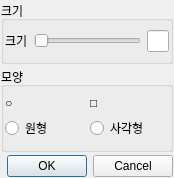
Qt form ToolBtn/seterasewidget.ui (smoothie316/Qt) before a commit.
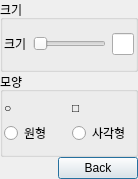
The same form after that commit.

What changed in the file:
```diff
--- a/ToolBtn/seterasewidget.ui
+++ b/ToolBtn/seterasewidget.ui
@@ -6,8 +6,8 @@
    <rect>
     <x>0</x>
     <y>0</y>
-    <width>174</width>
-    <height>177</height>
+    <width>138</width>
+    <height>179</height>
    </rect>
   </property>
   <property name="sizePolicy">
@@ -19,23 +19,23 @@
   <property name="windowTitle">
    <string>Dialog</string>
   </property>
-  <layout class="QVBoxLayout" name="verticalLayout">
-   <property name="spacing">
-    <number>3</number>
-   </property>
+  <layout class="QGridLayout" name="gridLayout">
    <property name="leftMargin">
-    <number>1</number>
+    <number>0</number>
    </property>
    <property name="topMargin">
-    <number>1</number>
+    <number>0</number>
    </property>
    <property name="rightMargin">
-    <number>1</number>
+    <number>0</number>
    </property>
    <property name="bottomMargin">
-    <number>1</number>
+    <number>0</number>
    </property>
-   <item>
+   <property name="spacing">
+    <number>0</number>
+   </property>
+   <item row="0" column="0">
     <widget class="QGroupBox" name="SizeBox">
      <property name="title">
       <string>크기</string>
@@ -84,7 +84,7 @@
      </layout>
     </widget>
    </item>
-   <item>
+   <item row="1" column="0">
     <widget class="QGroupBox" name="ShapeBox">
      <property name="title">
       <string>모양</string>
@@ -135,15 +135,29 @@
      </layout>
     </widget>
    </item>
-   <item>
-    <widget class="QDialogButtonBox" name="buttonBox">
-     <property name="orientation">
-      <enum>Qt::Horizontal</enum>
-     </property>
-     <property name="standardButtons">
-      <set>QDialogButtonBox::Cancel|QDialogButtonBox::Ok</set>
-     </property>
-    </widget>
+   <item row="2" column="0">
+    <layout class="QHBoxLayout" name="horizontalLayout_3">
+     <item>
+      <spacer name="horizontalSpacer">
+       <property name="orientation">
+        <enum>Qt::Horizontal</enum>
+       </property>
+       <property name="sizeHint" stdset="0">
+        <size>
+         <width>40</width>
+         <height>20</height>
+        </size>
+       </property>
+      </spacer>
+     </item>
+     <item>
+      <widget class="QPushButton" name="pushButton">
+       <property name="text">
+        <string>Back</string>
+       </property>
+      </widget>
+     </item>
+    </layout>
    </item>
   </layout>
  </widget>
```
Left out of the diff: 35 changed lines with no effect on the pictures.
